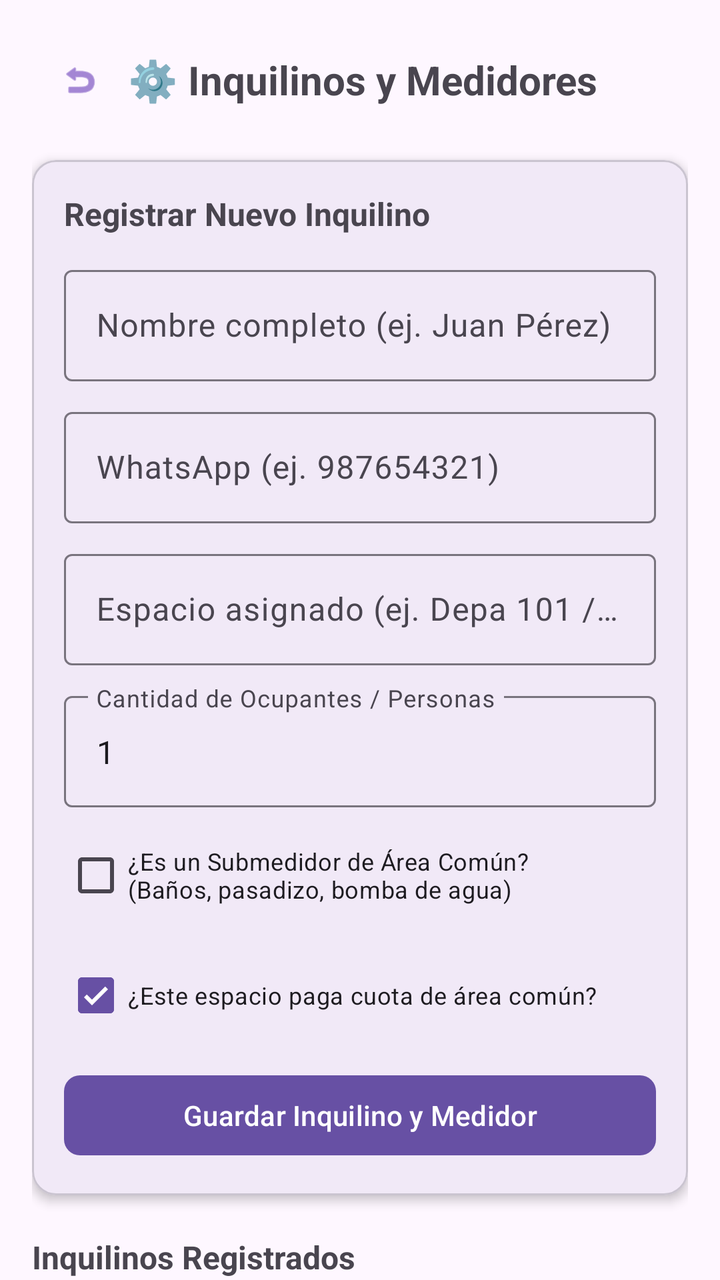
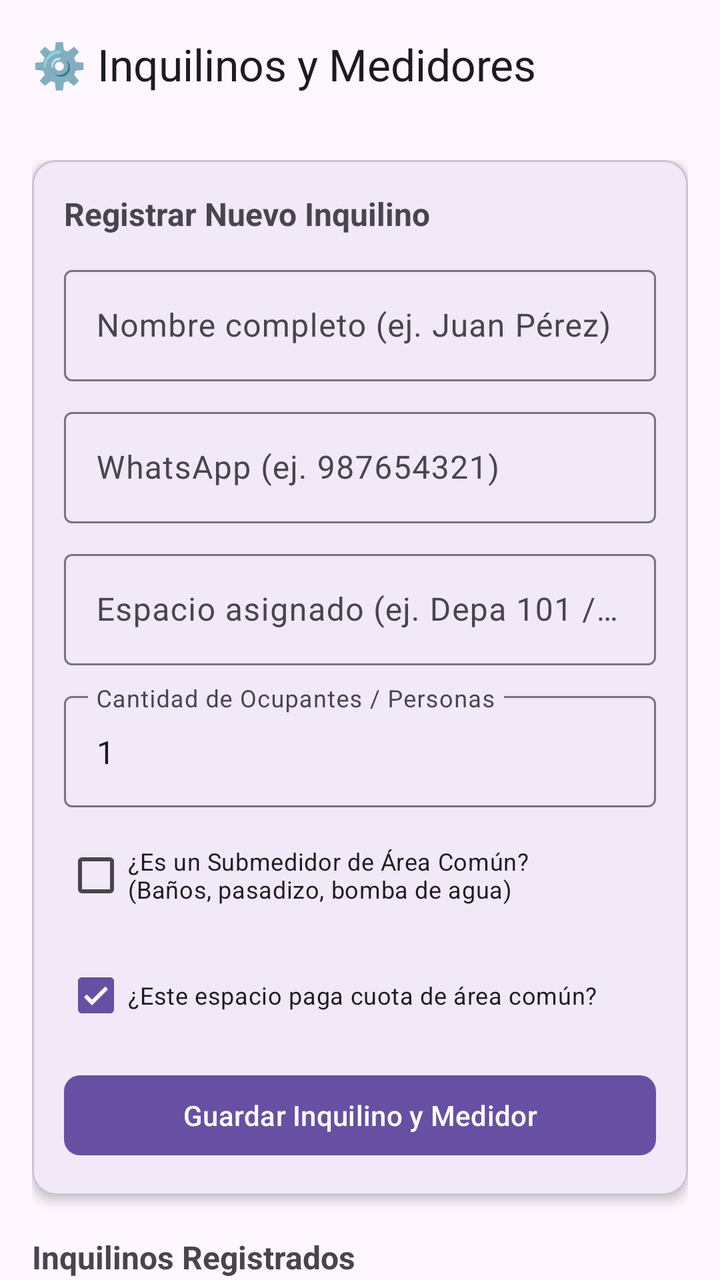

An Android layout rendered at two revisions. The XML below is the earlier revision; the diff shows what the commit changed to produce the second picture.
<!-- AndroidManifest.xml: application theme Theme.KiloWatt -->
<!-- res/layout/activity_configuracion.xml -->
<?xml version="1.0" encoding="utf-8"?>
<androidx.core.widget.NestedScrollView
    xmlns:android="http://schemas.android.com/apk/res/android"
    xmlns:app="http://schemas.android.com/apk/res-auto"
    android:layout_width="match_parent"
    android:layout_height="match_parent"
    android:fillViewport="true">

    <LinearLayout
        android:layout_width="match_parent"
        android:layout_height="wrap_content"
        android:orientation="vertical"
        android:padding="16dp">

        
        <LinearLayout
            android:layout_width="match_parent"
            android:layout_height="wrap_content"
            android:gravity="center_vertical"
            android:orientation="horizontal"
            android:layout_marginBottom="16dp">

            <com.google.android.material.button.MaterialButton
                android:id="@+id/btnVolver"
                style="@style/Widget.Material3.Button.IconButton"
                android:layout_width="wrap_content"
                android:layout_height="wrap_content"
                app:icon="@android:drawable/ic_menu_revert"
                app:iconTint="@color/purple_primary" />

            <TextView
                android:layout_width="0dp"
                android:layout_height="wrap_content"
                android:layout_weight="1"
                android:text="@string/title_configuracion"
                android:textSize="20sp"
                android:textStyle="bold" />
        </LinearLayout>

        
        <com.google.android.material.card.MaterialCardView
            android:layout_width="match_parent"
            android:layout_height="wrap_content"
            android:layout_marginBottom="20dp"
            app:cardCornerRadius="12dp"
            app:cardElevation="3dp">

            <LinearLayout
                android:layout_width="match_parent"
                android:layout_height="wrap_content"
                android:orientation="vertical"
                android:padding="16dp">

                <TextView
                    android:layout_width="wrap_content"
                    android:layout_height="wrap_content"
                    android:text="@string/title_registrar_inquilino"
                    android:textSize="16sp"
                    android:textStyle="bold"
                    android:layout_marginBottom="12dp" />

                <com.google.android.material.textfield.TextInputLayout
                    android:layout_width="match_parent"
                    android:layout_height="wrap_content"
                    android:hint="@string/hint_nombre_completo"
                    android:layout_marginBottom="10dp">

                    <com.google.android.material.textfield.TextInputEditText
                        android:id="@+id/etNombreInquilino"
                        android:layout_width="match_parent"
                        android:layout_height="wrap_content"
                        android:inputType="textPersonName" />
                </com.google.android.material.textfield.TextInputLayout>

                <com.google.android.material.textfield.TextInputLayout
                    android:layout_width="match_parent"
                    android:layout_height="wrap_content"
                    android:hint="@string/hint_whatsapp"
                    android:layout_marginBottom="10dp">

                    <com.google.android.material.textfield.TextInputEditText
                        android:id="@+id/etTelefonoWhatsapp"
                        android:layout_width="match_parent"
                        android:layout_height="wrap_content"
                        android:inputType="phone" />
                </com.google.android.material.textfield.TextInputLayout>

                <com.google.android.material.textfield.TextInputLayout
                    android:layout_width="match_parent"
                    android:layout_height="wrap_content"
                    android:hint="@string/hint_espacio"
                    android:layout_marginBottom="10dp">

                    <com.google.android.material.textfield.TextInputEditText
                        android:id="@+id/etNombreEspacio"
                        android:layout_width="match_parent"
                        android:layout_height="wrap_content"
                        android:inputType="text" />
                </com.google.android.material.textfield.TextInputLayout>

                <com.google.android.material.textfield.TextInputLayout
                    android:layout_width="match_parent"
                    android:layout_height="wrap_content"
                    android:hint="@string/hint_numero_personas"
                    android:layout_marginBottom="10dp">

                    <com.google.android.material.textfield.TextInputEditText
                        android:id="@+id/etNumeroPersonas"
                        android:layout_width="match_parent"
                        android:layout_height="wrap_content"
                        android:inputType="number"
                        android:text="1" />
                </com.google.android.material.textfield.TextInputLayout>

                <CheckBox
                    android:id="@+id/cbEsAreaComun"
                    android:layout_width="wrap_content"
                    android:layout_height="wrap_content"
                    android:text="@string/chk_es_area_comun"
                    android:textSize="12sp"
                    android:layout_marginBottom="12dp" />

                <CheckBox
                    android:id="@+id/cbPagaAreaComun"
                    android:layout_width="wrap_content"
                    android:layout_height="wrap_content"
                    android:checked="true"
                    android:text="@string/chk_paga_area_comun"
                    android:textSize="12sp"
                    android:layout_marginBottom="12dp" />

                <com.google.android.material.button.MaterialButton
                    android:id="@+id/btnGuardarInquilino"
                    android:layout_width="match_parent"
                    android:layout_height="wrap_content"
                    android:text="@string/btn_guardar_inquilino"
                    app:cornerRadius="8dp" />
            </LinearLayout>
        </com.google.android.material.card.MaterialCardView>

        
        <TextView
            android:layout_width="wrap_content"
            android:layout_height="wrap_content"
            android:text="@string/title_inquilinos_registrados"
            android:textSize="16sp"
            android:textStyle="bold"
            android:layout_marginBottom="8dp" />

        
        <androidx.recyclerview.widget.RecyclerView
            android:id="@+id/rvInquilinos"
            android:layout_width="match_parent"
            android:layout_height="wrap_content" />

    </LinearLayout>
</androidx.core.widget.NestedScrollView>
<!-- resources referenced by this layout -->
<resources>
  <color name="purple_primary">#673AB7</color>
  <string name="btn_guardar_inquilino">Guardar Inquilino y Medidor</string>
  <string name="chk_es_area_comun">¿Es un Submedidor de Área Común?\n(Baños, pasadizo, bomba de agua)</string>
  <string name="chk_paga_area_comun">¿Este espacio paga cuota de área común?</string>
  <string name="hint_espacio">Espacio asignado (ej. Depa 101 / Cuarto 2)</string>
  <string name="hint_nombre_completo">Nombre completo (ej. Juan Pérez)</string>
  <string name="hint_numero_personas">Cantidad de Ocupantes / Personas</string>
  <string name="hint_whatsapp">WhatsApp (ej. 987654321)</string>
  <string name="title_configuracion">⚙️ Inquilinos y Medidores</string>
  <string name="title_inquilinos_registrados">Inquilinos Registrados</string>
  <string name="title_registrar_inquilino">Registrar Nuevo Inquilino</string>
  <style name="Theme.KiloWatt" parent="Base.Theme.KiloWatt" />
  <style name="Base.Theme.KiloWatt" parent="Theme.Material3.DayNight.NoActionBar">
          
          
      </style>
</resources>

<!-- the commit's change to res/layout/activity_configuracion.xml (unified diff, before → after) -->
@@ -1,43 +1,35 @@
 <?xml version="1.0" encoding="utf-8"?>
-<androidx.core.widget.NestedScrollView
+<LinearLayout
     xmlns:android="http://schemas.android.com/apk/res/android"
     xmlns:app="http://schemas.android.com/apk/res-auto"
     android:layout_width="match_parent"
     android:layout_height="match_parent"
-    android:fillViewport="true">
+    android:orientation="vertical">
 
-    <LinearLayout
+    <com.google.android.material.appbar.AppBarLayout
         android:layout_width="match_parent"
         android:layout_height="wrap_content"
-        android:orientation="vertical"
-        android:padding="16dp">
+        android:background="@android:color/transparent"
+        app:elevation="0dp">
 
-        
+        <com.google.android.material.appbar.MaterialToolbar
+            android:id="@+id/topAppBar"
+            android:layout_width="match_parent"
+            android:layout_height="?attr/actionBarSize"
+            app:title="@string/title_configuracion" />
+    </com.google.android.material.appbar.AppBarLayout>
+
+    <androidx.core.widget.NestedScrollView
+        android:layout_width="match_parent"
+        android:layout_height="match_parent"
+        android:fillViewport="true">
+
         <LinearLayout
             android:layout_width="match_parent"
             android:layout_height="wrap_content"
-            android:gravity="center_vertical"
-            android:orientation="horizontal"
-            android:layout_marginBottom="16dp">
+            android:orientation="vertical"
+            android:padding="16dp">
 
-            <com.google.android.material.button.MaterialButton
-                android:id="@+id/btnVolver"
-                style="@style/Widget.Material3.Button.IconButton"
-                android:layout_width="wrap_content"
-                android:layout_height="wrap_content"
-                app:icon="@android:drawable/ic_menu_revert"
-                app:iconTint="@color/purple_primary" />
-
-            <TextView
-                android:layout_width="0dp"
-                android:layout_height="wrap_content"
-                android:layout_weight="1"
-                android:text="@string/title_configuracion"
-                android:textSize="20sp"
-                android:textStyle="bold" />
-        </LinearLayout>
-
-        
         <com.google.android.material.card.MaterialCardView
             android:layout_width="match_parent"
             android:layout_height="wrap_content"
@@ -153,5 +145,6 @@
             android:layout_width="match_parent"
             android:layout_height="wrap_content" />
 
-    </LinearLayout>
-</androidx.core.widget.NestedScrollView>
+        </LinearLayout>
+    </androidx.core.widget.NestedScrollView>
+</LinearLayout>
<!-- resource entries referenced after the edit -->
@@ -1,6 +1,5 @@
 <!-- resources referenced by this layout -->
 <resources>
-  <color name="purple_primary">#673AB7</color>
   <string name="btn_guardar_inquilino">Guardar Inquilino y Medidor</string>
   <string name="chk_es_area_comun">¿Es un Submedidor de Área Común?\n(Baños, pasadizo, bomba de agua)</string>
   <string name="chk_paga_area_comun">¿Este espacio paga cuota de área común?</string>
